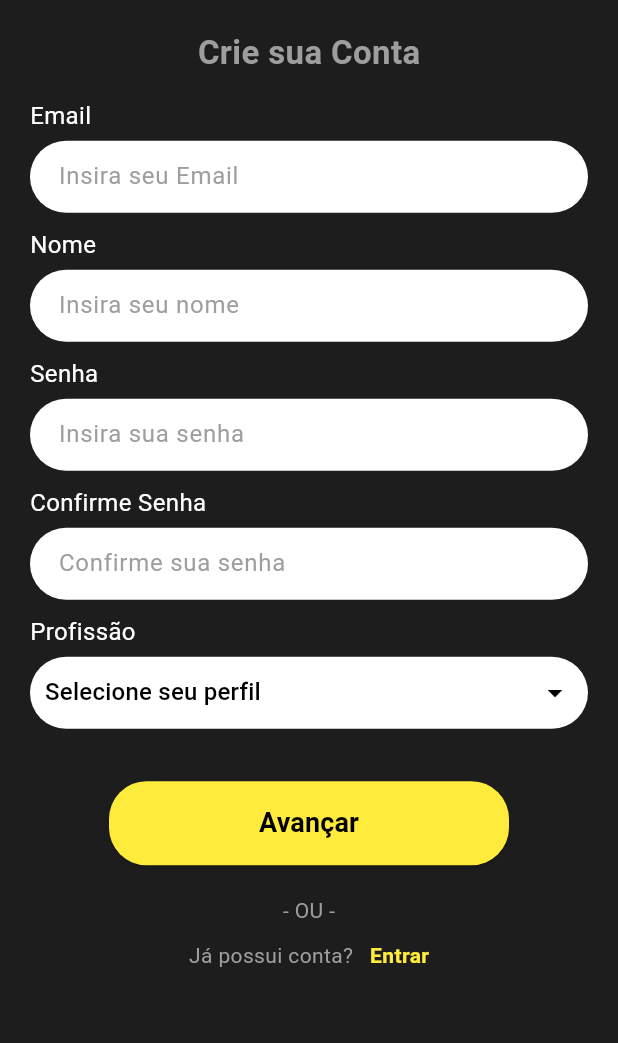
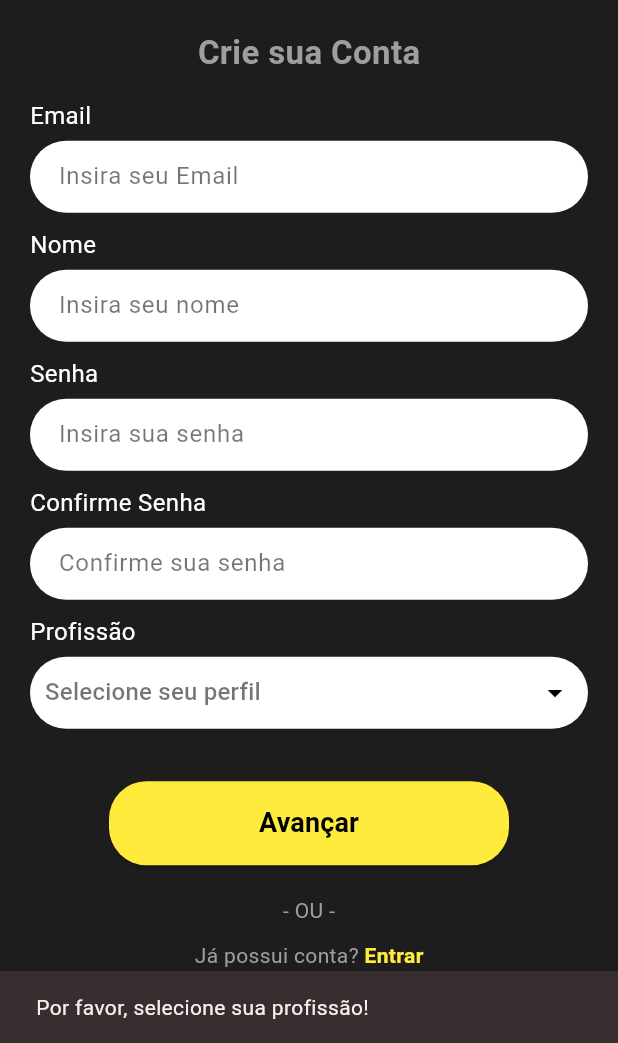
Before and after one commit to LKaio16/indiestream-app, a Flutter app: the CadastroScreen screen opened directly, after a tap on "Avançar", on a phone screen of 412 x 824 dp, the part 193-1236 px from its top. Run offline on Flutter 3.47's test engine with Material 3 defaults, Android fonts, the phone set to English and light mode, and no system bars; our stand-ins replace cached_network_image, flutter_secure_storage, font_awesome_flutter, google_fonts, shared_preferences; accounts and stored records are empty.

Commit message:
feat:conectando api tela cadastro

```diff
--- a/lib/cadastro_screen.dart
+++ b/lib/cadastro_screen.dart
@@ -1,4 +1,6 @@
 import 'package:flutter/material.dart';
+import 'package:http/http.dart' as http; // Import http package
+import 'dart:convert'; // Import for JSON encoding/decoding
 import 'login_screen.dart';
 
 class CadastroScreen extends StatefulWidget {
@@ -10,22 +12,137 @@ class _CadastroScreenState extends State<CadastroScreen> {
   String? perfilSelecionado;
   final List<String> listaPerfis = ["Artista", "Fã", "Produtor", "Outro"];
 
+  // Text controllers for the input fields
+  final TextEditingController _emailController = TextEditingController();
+  final TextEditingController _nomeController = TextEditingController();
+  final TextEditingController _senhaController = TextEditingController();
+  final TextEditingController _confirmaSenhaController = TextEditingController();
+
+  // Hardcoded mapping of profession names to hypothetical IDs
+  // In a real app, fetch this from the backend
+  final Map<String, int> profissaoIds = {
+    "Artista": 1,
+    "Fã": 2,
+    "Produtor": 3,
+    "Outro": 4,
+  };
+
+  @override
+  void dispose() {
+    // Clean up the controllers when the widget is disposed
+    _emailController.dispose();
+    _nomeController.dispose();
+    _senhaController.dispose();
+    _confirmaSenhaController.dispose();
+    super.dispose();
+  }
+
+  // Function to handle user registration
+  Future<void> _realizarCadastro() async {
+    // Basic validation
+    if (_senhaController.text != _confirmaSenhaController.text) {
+      // Show an error message to the user
+      ScaffoldMessenger.of(context).showSnackBar(
+        SnackBar(content: Text('As senhas não coincidem!')),
+      );
+      return;
+    }
+
+    if (perfilSelecionado == null) {
+      ScaffoldMessenger.of(context).showSnackBar(
+        SnackBar(content: Text('Por favor, selecione sua profissão!')),
+      );
+      return;
+    }
+
+    // Get the selected profession ID
+    final int? profissaoId = profissaoIds[perfilSelecionado!];
+
+    if (profissaoId == null) {
+      ScaffoldMessenger.of(context).showSnackBar(
+        SnackBar(content: Text('Erro ao obter o ID da profissão selecionada.')),
+      );
+      return;
+    }
+
+
+    // Prepare the data to be sent to the backend
+    final userData = {
+      'email': _emailController.text,
+      'nome': _nomeController.text,
+      'senha': _senhaController.text,
+      'profissao': { // Send profession as a nested object with ID
+        'id': profissaoId,
+        // If backend requires other profession details, add them here (e.g., 'nome': perfilSelecionado!)
+        // However, based on the Usuario model, only the ID within Profissao might be needed for association
+      },
+      // Add other fields if required by your backend's Usuario model for creation
+      'username': _emailController.text, // Assuming username is the email for simplicity
+      'imagemUrl': null, // Or a default image URL
+      'dataNascimento': null, // Or collect this data in the UI
+      'habilidades': [], // Or collect this data
+      'estado': null, // Or collect this data
+      'cidade': null, // Or collect this data
+      'premium': false, // Default value
+      'redesSociais': [], // Or collect this data
+      'sobreMin': null, // Or collect this data
+      'obrasFavoritas': [], // Or handle this later
+    };
+
+    // Backend URL (replace with your actual backend URL)
+    const String apiUrl = 'http://localhost:8080/user'; // Adjust port if needed
+
+    try {
+      final response = await http.post(
+        Uri.parse(apiUrl),
+        headers: <String, String>{
+          'Content-Type': 'application/json; charset=UTF-8',
+        },
+        body: jsonEncode(userData),
+      );
+
+      if (response.statusCode == 200 || response.statusCode == 201) {
+        // Registration successful
+        print('Usuário cadastrado com sucesso!');
+        // Navigate to the login screen
+        Navigator.pushReplacement(
+          context,
+          MaterialPageRoute(builder: (context) => LoginScreen()),
+        );
+      } else {
+        // Registration failed
+        print('Erro ao cadastrar usuário: ${response.statusCode}');
+        print('Response body: ${response.body}');
+        // Show an error message to the user
+        ScaffoldMessenger.of(context).showSnackBar(
+          SnackBar(content: Text('Erro ao cadastrar usuário. Tente novamente.')),
+        );
+      }
+    } catch (e) {
+      // Handle network errors
+      print('Erro de rede durante o cadastro: $e');
+      ScaffoldMessenger.of(context).showSnackBar(
+        SnackBar(content: Text('Erro de conexão. Verifique sua internet ou o servidor.')),
+      );
+    }
+  }
+
   @override
   Widget build(BuildContext context) {
     return Scaffold(
       backgroundColor: Color(0xFF1D1D1D),
       body: Center(
-        child: Padding(
+        child: SingleChildScrollView( // Added to prevent overflow on smaller screens
           padding: const EdgeInsets.symmetric(horizontal: 20),
           child: Column(
             mainAxisAlignment: MainAxisAlignment.center,
             crossAxisAlignment: CrossAxisAlignment.center,
             children: [
               // ---- LOGO ----
-            Image.asset(
-            'assets/logo.png',
-              height: 80,
-            ),
+              Image.asset(
+                'assets/logo.png',
+                height: 80,
+              ),
               const SizedBox(height: 20),
 
               // ---- TÍTULO ----
@@ -36,10 +153,10 @@ class _CadastroScreenState extends State<CadastroScreen> {
               SizedBox(height: 15),
 
               // ---- CAMPOS DE TEXTO ----
-              _campoTexto("Email", "Insira seu Email"),
-              _campoTexto("Nome", "Insira seu nome"),
-              _campoTexto("Senha", "Insira sua senha", isSenha: true),
-              _campoTexto("Confirme Senha", "Confirme sua senha", isSenha: true),
+              _campoTexto("Email", "Insira seu Email", controller: _emailController),
+              _campoTexto("Nome", "Insira seu nome", controller: _nomeController),
+              _campoTexto("Senha", "Insira sua senha", controller: _senhaController, isSenha: true),
+              _campoTexto("Confirme Senha", "Confirme sua senha", controller: _confirmaSenhaController, isSenha: true),
 
               // ---- SELEÇÃO DE PERFIL ----
               Align(
@@ -57,7 +174,7 @@ class _CadastroScreenState extends State<CadastroScreen> {
                 child: DropdownButtonHideUnderline(
                   child: DropdownButton<String>(
                     value: perfilSelecionado,
-                    hint: Text("Selecione seu perfil", style: TextStyle(color: Colors.black)),
+                    hint: Text("Selecione seu perfil", style: TextStyle(color: Colors.black54)),
                     icon: Icon(Icons.arrow_drop_down, color: Colors.black), // Ícone de seta
                     items: listaPerfis.map((String valor) {
                       return DropdownMenuItem<String>(
@@ -65,7 +182,7 @@ class _CadastroScreenState extends State<CadastroScreen> {
                         child: Row(
                           mainAxisAlignment: MainAxisAlignment.spaceBetween,
                           children: [
-                            Text(valor, style: TextStyle(color: Colors.black)),
+                            Text(valor, style: TextStyle(color: Colors.black87)),
                           ],
                         ),
                       );
@@ -87,7 +204,7 @@ class _CadastroScreenState extends State<CadastroScreen> {
                   shape: RoundedRectangleBorder(borderRadius: BorderRadius.circular(25)),
                   padding: EdgeInsets.symmetric(vertical: 15, horizontal: 100),
                 ),
-                onPressed: () {},
+                onPressed: _realizarCadastro, // Call the registration function
                 child: Text(
                   "Avançar",
                   style: TextStyle(fontSize: 18, fontWeight: FontWeight.bold, color: Colors.black),
@@ -118,7 +235,7 @@ class _CadastroScreenState extends State<CadastroScreen> {
                       );
                     },
                     child: Text(
-                      "  Entrar",
+                      "Entrar",
                       style: TextStyle(
                         color: Colors.yellow,
                         fontWeight: FontWeight.bold,
@@ -126,7 +243,7 @@ class _CadastroScreenState extends State<CadastroScreen> {
                       ),
                     ),
                   ),
-                  SizedBox(height: 10),
+                  SizedBox(height: 10), // Added for spacing below the row
                 ],
               ),
             ],
@@ -137,17 +254,19 @@ class _CadastroScreenState extends State<CadastroScreen> {
   }
 
   // ---- COMPONENTE PARA CAMPOS DE TEXTO ----
-  Widget _campoTexto(String rotulo, String dica, {bool isSenha = false}) {
+  Widget _campoTexto(String rotulo, String dica, {TextEditingController? controller, bool isSenha = false}) {
     return Column(
       crossAxisAlignment: CrossAxisAlignment.start,
       children: [
         Text(rotulo, style: TextStyle(color: Colors.white, fontSize: 16)),
         SizedBox(height: 5),
         TextField(
+          controller: controller, // Assign the controller
           obscureText: isSenha,
+          style: TextStyle(color: Colors.black87), // Set text color
           decoration: InputDecoration(
             hintText: dica,
-            hintStyle: TextStyle(color: Colors.grey),
+            hintStyle: TextStyle(color: Colors.black54), // Set hint text color
             filled: true,
             fillColor: Colors.white,
             border: OutlineInputBorder(
```
